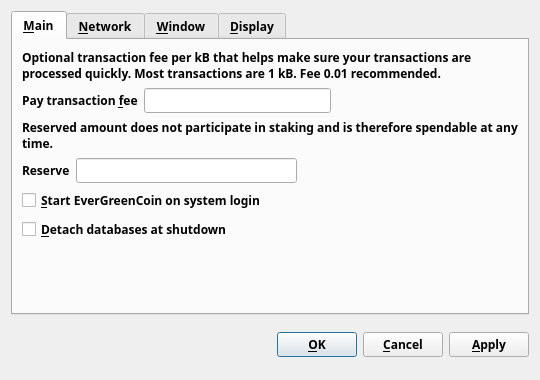
This is src/qt/forms/optionsdialog.ui in EverGreenCoinDev/EverGreenCoin as Qt 5 draws it before an edit. The edited form follows.
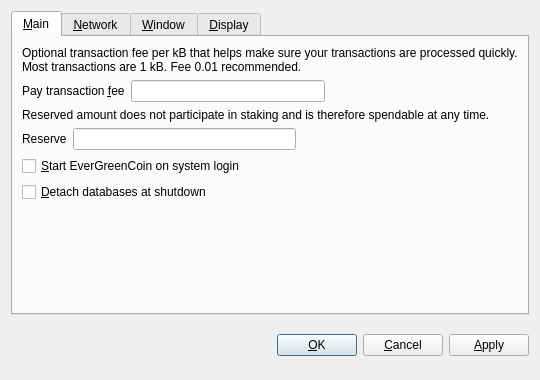
This is the edited form. Custom widgets are drawn as their Qt base class.

Commit message: Remove typola

```diff
--- a/src/qt/forms/optionsdialog.ui
+++ b/src/qt/forms/optionsdialog.ui
@@ -24,9 +24,8 @@
     <widget class="QTabWidget" name="tabWidget">
      <property name="font">
       <font>
-       <family>Typola</family>
-       <weight>75</weight>
-       <bold>true</bold>
+       <weight>50</weight>
+       <bold>false</bold>
        <stylestrategy>PreferAntialias</stylestrategy>
       </font>
      </property>
@@ -45,9 +44,8 @@
         <widget class="QLabel" name="transactionFeeInfoLabel">
          <property name="font">
           <font>
-           <family>Typola</family>
-           <weight>75</weight>
-           <bold>true</bold>
+           <weight>50</weight>
+           <bold>false</bold>
            <stylestrategy>PreferAntialias</stylestrategy>
           </font>
          </property>
@@ -68,9 +66,8 @@
           <widget class="QLabel" name="transactionFeeLabel">
            <property name="font">
             <font>
-             <family>Typola</family>
-             <weight>75</weight>
-             <bold>true</bold>
+             <weight>50</weight>
+             <bold>false</bold>
              <stylestrategy>PreferAntialias</stylestrategy>
             </font>
            </property>
@@ -89,9 +86,8 @@
           <widget class="BitcoinAmountField" name="transactionFee">
            <property name="font">
             <font>
-             <family>Typola</family>
-             <weight>75</weight>
-             <bold>true</bold>
+             <weight>50</weight>
+             <bold>false</bold>
              <stylestrategy>PreferAntialias</stylestrategy>
             </font>
            </property>
@@ -101,9 +97,8 @@
           <spacer name="horizontalSpacerFee">
            <property name="font">
             <font>
-             <family>Typola</family>
-             <weight>75</weight>
-             <bold>true</bold>
+             <weight>50</weight>
+             <bold>false</bold>
              <stylestrategy>PreferAntialias</stylestrategy>
             </font>
            </property>
@@ -124,9 +119,8 @@
         <widget class="QLabel" name="reserveBalanceInfoLabel">
          <property name="font">
           <font>
-           <family>Typola</family>
-           <weight>75</weight>
-           <bold>true</bold>
+           <weight>50</weight>
+           <bold>false</bold>
            <stylestrategy>PreferAntialias</stylestrategy>
           </font>
          </property>
@@ -147,9 +141,8 @@
           <widget class="QLabel" name="reserveBalanceLabel">
            <property name="font">
             <font>
-             <family>Typola</family>
-             <weight>75</weight>
-             <bold>true</bold>
+             <weight>50</weight>
+             <bold>false</bold>
              <stylestrategy>PreferAntialias</stylestrategy>
             </font>
            </property>
@@ -168,9 +161,8 @@
           <widget class="BitcoinAmountField" name="reserveBalance">
            <property name="font">
             <font>
-             <family>Typola</family>
-             <weight>75</weight>
-             <bold>true</bold>
+             <weight>50</weight>
+             <bold>false</bold>
              <stylestrategy>PreferAntialias</stylestrategy>
             </font>
            </property>
@@ -180,9 +172,8 @@
           <spacer name="horizontalSpacerReserveBalance">
            <property name="font">
             <font>
-             <family>Typola</family>
-             <weight>75</weight>
-             <bold>true</bold>
+             <weight>50</weight>
+             <bold>false</bold>
              <stylestrategy>PreferAntialias</stylestrategy>
             </font>
            </property>
@@ -203,9 +194,8 @@
         <widget class="QCheckBox" name="bitcoinAtStartup">
          <property name="font">
           <font>
-           <family>Typola</family>
-           <weight>75</weight>
-           <bold>true</bold>
+           <weight>50</weight>
+           <bold>false</bold>
            <stylestrategy>PreferAntialias</stylestrategy>
           </font>
          </property>
@@ -221,9 +211,8 @@
         <widget class="QCheckBox" name="detachDatabases">
          <property name="font">
           <font>
-           <family>Typola</family>
-           <weight>75</weight>
-           <bold>true</bold>
+           <weight>50</weight>
+           <bold>false</bold>
            <stylestrategy>PreferAntialias</stylestrategy>
           </font>
          </property>
@@ -239,9 +228,8 @@
         <spacer name="verticalSpacer_Main">
          <property name="font">
           <font>
-           <family>Typola</family>
-           <weight>75</weight>
-           <bold>true</bold>
+           <weight>50</weight>
+           <bold>false</bold>
            <stylestrategy>PreferAntialias</stylestrategy>
           </font>
          </property>
@@ -523,9 +511,8 @@
       <spacer name="horizontalSpacer_1">
        <property name="font">
         <font>
-         <family>Typola</family>
-         <weight>75</weight>
-         <bold>true</bold>
+         <weight>50</weight>
+         <bold>false</bold>
          <stylestrategy>PreferAntialias</stylestrategy>
         </font>
        </property>
@@ -565,9 +552,8 @@
       <spacer name="horizontalSpacer_2">
        <property name="font">
         <font>
-         <family>Typola</family>
-         <weight>75</weight>
-         <bold>true</bold>
+         <weight>50</weight>
+         <bold>false</bold>
          <stylestrategy>PreferAntialias</stylestrategy>
         </font>
        </property>
@@ -586,9 +572,8 @@
       <widget class="QPushButton" name="okButton">
        <property name="font">
         <font>
-         <family>Typola</family>
-         <weight>75</weight>
-         <bold>true</bold>
+         <weight>50</weight>
+         <bold>false</bold>
          <stylestrategy>PreferAntialias</stylestrategy>
         </font>
        </property>
@@ -601,9 +586,8 @@
       <widget class="QPushButton" name="cancelButton">
        <property name="font">
         <font>
-         <family>Typola</family>
-         <weight>75</weight>
-         <bold>true</bold>
+         <weight>50</weight>
+         <bold>false</bold>
          <stylestrategy>PreferAntialias</stylestrategy>
         </font>
        </property>
@@ -619,9 +603,8 @@
       <widget class="QPushButton" name="applyButton">
        <property name="font">
         <font>
-         <family>Typola</family>
-         <weight>75</weight>
-         <bold>true</bold>
+         <weight>50</weight>
+         <bold>false</bold>
          <stylestrategy>PreferAntialias</stylestrategy>
         </font>
        </property>
```
Left out of the diff: 5 changed lines with no effect on the pictures. The commit also changes 15 other files.
